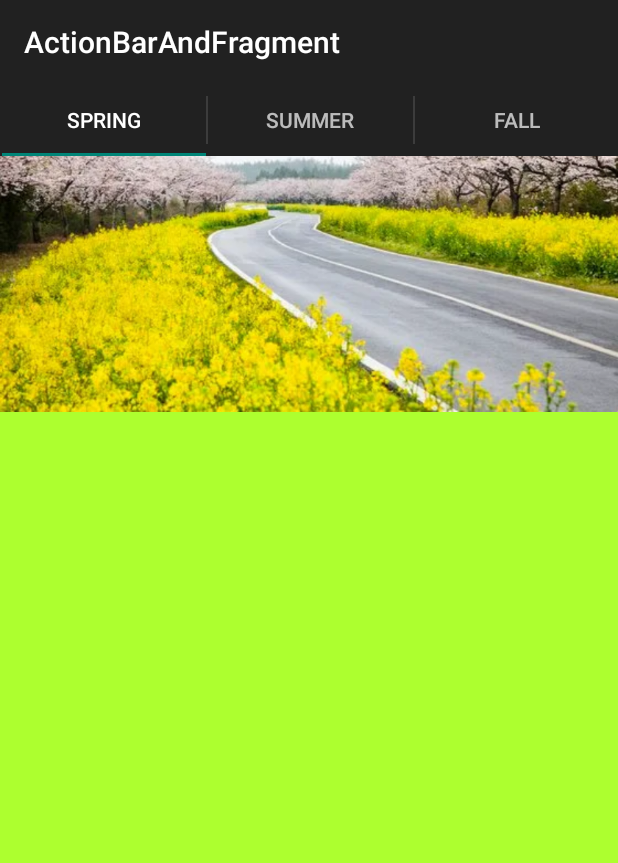
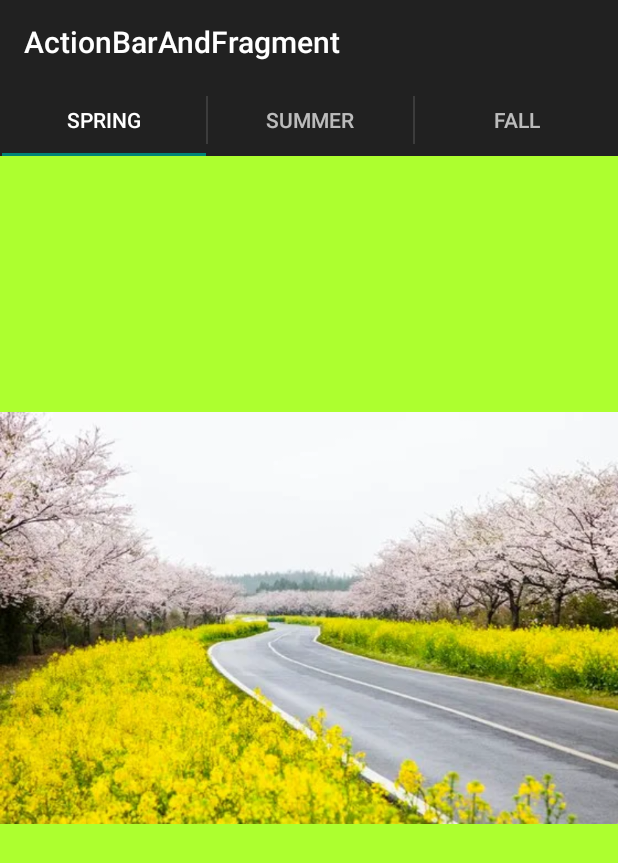
Before and after one commit to suckwonlee/ActionBarAndFragment, an Android app: the screen it shows after launch (MainActivity), on a phone screen of 412 x 824 dp. Shown: the top 863 px of the screen. Run offline under Robolectric (Android 15) with nearby library versions, the phone set to English and light mode, and no system bars.

Commit message:
이미지 그래비티 설정

```diff
--- a/app/src/main/java/kr/ac/kopo/actionbarandfragment/MyTabFragment.java
+++ b/app/src/main/java/kr/ac/kopo/actionbarandfragment/MyTabFragment.java
@@ -3,6 +3,7 @@ package kr.ac.kopo.actionbarandfragment;
 import android.graphics.Color;
 import android.media.Image;
 import android.os.Bundle;
+import android.view.Gravity;
 import android.view.LayoutInflater;
 import android.view.View;
 import android.view.ViewGroup;
@@ -32,6 +33,7 @@ public class MyTabFragment extends Fragment {
         baseLayout.setOrientation(LinearLayout.VERTICAL);
         LinearLayout.LayoutParams params = new LinearLayout.LayoutParams(ViewGroup.LayoutParams.MATCH_PARENT,ViewGroup.LayoutParams.MATCH_PARENT);
         baseLayout.setLayoutParams(params);
+        baseLayout.setGravity(Gravity.CENTER);
 
         ImageView img1=new ImageView(super.getActivity());
         img1.setImageResource(R.drawable.spring);
```
